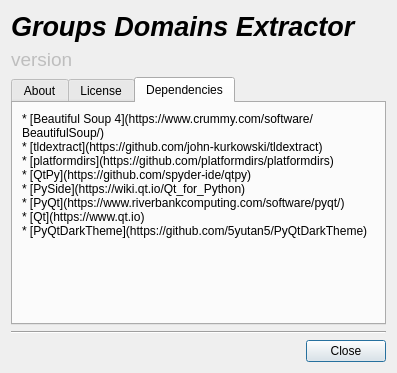
Qt form scripts/GDE/GDE/ingredients/about.ui (FiltersHeroes/ScriptsPlayground) before a commit.
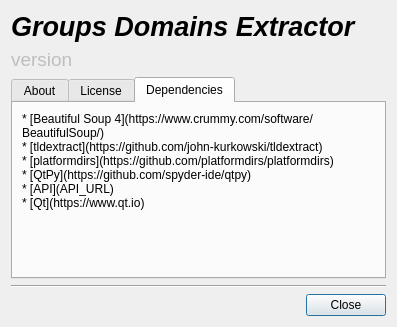
The same form after that commit. The open tabs and pages were chosen to show the change.

Commit message: [GDE] Update about window and other

Diff of the .ui file:
```diff
--- a/scripts/GDE/GDE/ingredients/about.ui
+++ b/scripts/GDE/GDE/ingredients/about.ui
@@ -7,7 +7,7 @@
     <x>0</x>
     <y>0</y>
     <width>397</width>
-    <height>373</height>
+    <height>327</height>
    </rect>
   </property>
   <property name="windowTitle">
@@ -121,11 +121,8 @@
 * [tldextract](https://github.com/john-kurkowski/tldextract)
 * [platformdirs](https://github.com/platformdirs/platformdirs)
 * [QtPy](https://github.com/spyder-ide/qtpy)
-* [PySide](https://wiki.qt.io/Qt_for_Python)
-* [PyQt](https://www.riverbankcomputing.com/software/pyqt/)
-* [Qt](https://www.qt.io)
-* [PyQtDarkTheme](https://github.com/5yutan5/PyQtDarkTheme)
-</string>
+* [API](API_URL)
+* [Qt](https://www.qt.io)</string>
          </property>
          <property name="textFormat">
           <enum>Qt::MarkdownText</enum>
```
Left out of the diff: 2 changed lines with no effect on the pictures. The commit also changes 5 other files.
